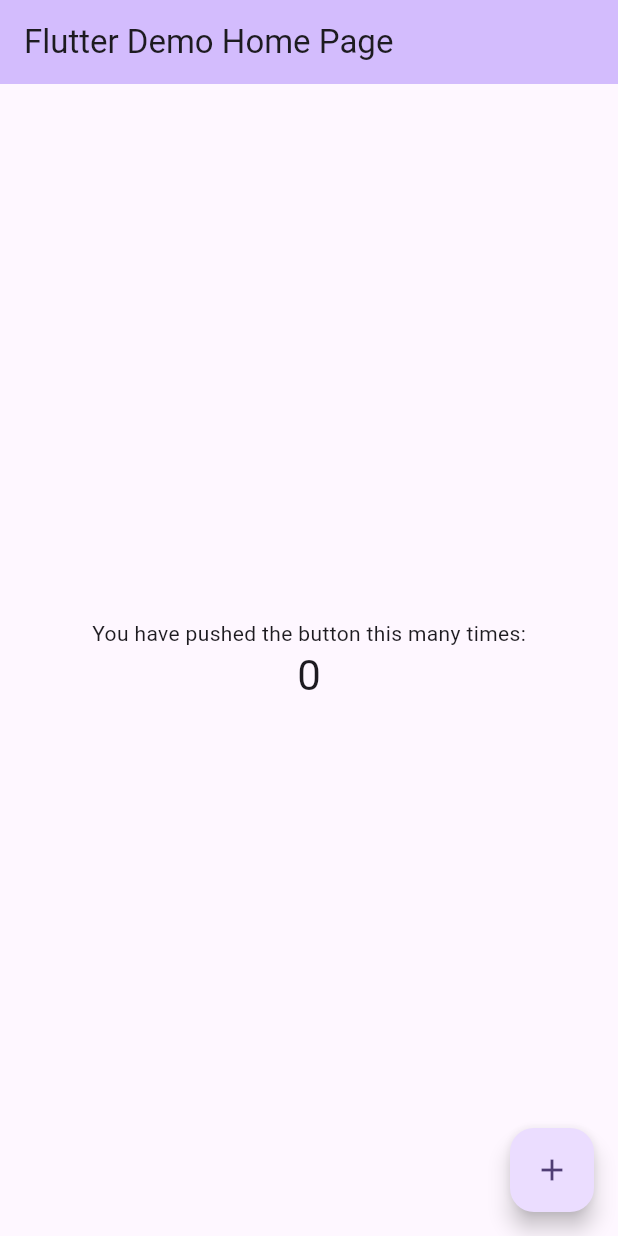
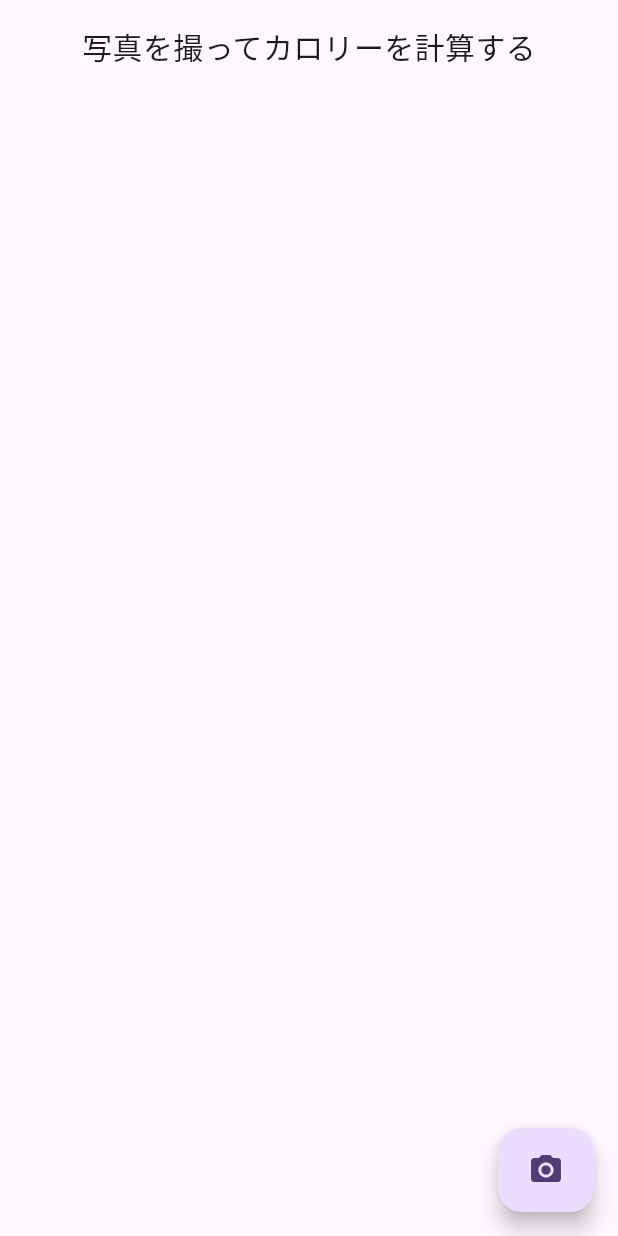
Before and after one commit to tm-hirai/flutter_amplify_bedrock, a Flutter app: the screen it shows after launch, on a phone screen of 412 x 824 dp. Run offline on Flutter 3.47's test engine with Material 3 defaults, Android fonts, the phone set to English and light mode, and no system bars; our stand-ins replace camera, permission_handler; missing offline and left inert: amplify_api, amplify_flutter.

Commit message:
写真を撮ってAPI呼び出し

```diff
--- /dev/null
+++ b/lib/home_screen.dart
@@ -0,0 +1,141 @@
+import 'dart:convert';
+import 'dart:ui' as ui;
+
+import 'package:amplify_flutter/amplify_flutter.dart';
+import 'package:flutter/material.dart';
+import 'package:image/image.dart' as img;
+
+const graphQLDocument = '''
+  query calorieCalculation(\$base64String: String!) {
+    calorieCalculation(base64String: \$base64String)
+  }
+''';
+
+class HomeScreen extends StatefulWidget {
+  const HomeScreen({super.key});
+
+  @override
+  State<HomeScreen> createState() => _HomeScreenState();
+}
+
+class _HomeScreenState extends State<HomeScreen> {
+  img.Image? _image;
+  Map<String, dynamic>? _response;
+  bool _isLoading = false;
+
+  // 画像ファイルを表示するための関数
+  // https://github.com/brendan-duncan/image/blob/9edfa0e54d70d8c03effe61b18bdd70ff01ccf7b/doc/flutter.md#convert-a-dart-image-library-image-to-a-flutter-ui-image
+  Future<ui.Image> convertImageToFlutterUi(img.Image image) async {
+    if (image.format != img.Format.uint8 || image.numChannels != 4) {
+      final cmd = img.Command()
+        ..image(image)
+        ..convert(format: img.Format.uint8, numChannels: 4);
+      final rgba8 = await cmd.getImageThread();
+      if (rgba8 != null) {
+        image = rgba8;
+      }
+    }
+
+    ui.ImmutableBuffer buffer =
+        await ui.ImmutableBuffer.fromUint8List(image.toUint8List());
+
+    ui.ImageDescriptor id = ui.ImageDescriptor.raw(buffer,
+        height: image.height,
+        width: image.width,
+        pixelFormat: ui.PixelFormat.rgba8888);
+
+    ui.Codec codec = await id.instantiateCodec(
+        targetHeight: image.height, targetWidth: image.width);
+
+    ui.FrameInfo fi = await codec.getNextFrame();
+    ui.Image uiImage = fi.image;
+
+    return uiImage;
+  }
+
+  @override
+  Widget build(BuildContext context) {
+    return Scaffold(
+      floatingActionButton: FloatingActionButton.extended(
+          onPressed: () async {
+            _image = await Navigator.pushNamed(context, "/camera") as img.Image;
+            setState(() {
+              _response = null;
+            });
+          },
+          label: const Icon(Icons.camera_alt)),
+      body: SafeArea(
+        child: Padding(
+          padding: const EdgeInsets.all(16.0),
+          child: Column(
+            children: [
+              _image != null
+                  ? FutureBuilder(
+                      future: convertImageToFlutterUi(_image!),
+                      builder: (context, snapshot) {
+                        if (snapshot.connectionState ==
+                            ConnectionState.waiting) {
+                          return const CircularProgressIndicator();
+                        }
+                        return RawImage(image: snapshot.data as ui.Image);
+                      })
+                  : const Center(
+                      child: Text("写真を撮ってカロリーを計算する",
+                          style: TextStyle(fontSize: 20))),
+              const SizedBox(
+                height: 20,
+              ),
+              if (_image != null)
+                ElevatedButton(
+                    onPressed: () async {
+                      setState(() {
+                        _isLoading = true;
+                      });
+                      // jpg形式でbase64エンコード
+                      final base64String = base64Encode(img.encodeJpg(_image!));
+                      final request = GraphQLRequest<String>(
+                          document: graphQLDocument,
+                          variables: <String, String>{
+                            "base64String": base64String
+                          },
+                          authorizationMode: APIAuthorizationType.apiKey);
+
+                      final response =
+                          await Amplify.API.query(request: request).response;
+                      Map<String, dynamic> jsonMap =
+                          json.decode(response.data!);
+
+                      setState(() {
+                        _isLoading = false;
+                        _response = json.decode(jsonMap["calorieCalculation"]);
+                      });
+                    },
+                    child: const Text('Upload')),
+              if (_isLoading) const CircularProgressIndicator(),
+              if (_response != null)
+                Column(
+                  children: [
+                    const SizedBox(
+                      height: 40,
+                    ),
+                    Text(
+                      "${_response!["food"]}",
+                      style: const TextStyle(
+                        fontSize: 30,
+                      ),
+                    ),
+                    Text(
+                      "${_response!["calorie"]} kcal",
+                      style: const TextStyle(
+                        fontSize: 20,
+                      ),
+                    ),
+                  ],
+                )
+            ],
+          ),
+        ),
+      ),
+    );
+  }
+}
--- a/lib/main.dart
+++ b/lib/main.dart
@@ -1,125 +1,55 @@
+import 'package:amplify_api/amplify_api.dart';
+import 'package:amplify_flutter/amplify_flutter.dart';
+import 'package:camera/camera.dart';
 import 'package:flutter/material.dart';
+import 'package:flutter_amplify_bedrock/amplifyconfiguration.dart';
+import 'package:flutter_amplify_bedrock/camera_screen.dart';
+import 'package:flutter_amplify_bedrock/home_screen.dart';
+import 'package:permission_handler/permission_handler.dart';
 
-void main() {
-  runApp(const MyApp());
+void main() async {
+  try {
+    WidgetsFlutterBinding.ensureInitialized();
+    await _configureAmplify();
+
+    await Permission.camera.request();
+    final cameras = await availableCameras();
+    runApp(MyApp(
+      cameras: cameras,
+    ));
+  } on AmplifyException catch (e) {
+    runApp(Text("Error configuring Amplify: ${e.message}"));
+  }
+}
+
+Future<void> _configureAmplify() async {
+  try {
+    await Amplify.addPlugin(AmplifyAPI());
+    await Amplify.configure(amplifyConfig);
+    safePrint('Successfully configured');
+  } on Exception catch (e) {
+    safePrint('Error configuring Amplify: $e');
+  }
 }
 
 class MyApp extends StatelessWidget {
-  const MyApp({super.key});
+  const MyApp({super.key, required this.cameras});
 
-  // This widget is the root of your application.
+  final List<CameraDescription> cameras;
+
   @override
   Widget build(BuildContext context) {
     return MaterialApp(
       title: 'Flutter Demo',
       theme: ThemeData(
-        // This is the theme of your application.
-        //
-        // TRY THIS: Try running your application with "flutter run". You'll see
-        // the application has a purple toolbar. Then, without quitting the app,
-        // try changing the seedColor in the colorScheme below to Colors.green
-        // and then invoke "hot reload" (save your changes or press the "hot
-        // reload" button in a Flutter-supported IDE, or press "r" if you used
-        // the command line to start the app).
-        //
-        // Notice that the counter didn't reset back to zero; the application
-        // state is not lost during the reload. To reset the state, use hot
-        // restart instead.
-        //
-        // This works for code too, not just values: Most code changes can be
-        // tested with just a hot reload.
         colorScheme: ColorScheme.fromSeed(seedColor: Colors.deepPurple),
         useMaterial3: true,
       ),
-      home: const MyHomePage(title: 'Flutter Demo Home Page'),
+      initialRoute: "/",
+      routes: {
+        '/': (context) => const HomeScreen(),
+        "/camera": (context) => CameraScreen(cameras: cameras),
+      },
     );
   }
 }
-
-class MyHomePage extends StatefulWidget {
-  const MyHomePage({super.key, required this.title});
-
-  // This widget is the home page of your application. It is stateful, meaning
-  // that it has a State object (defined below) that contains fields that affect
-  // how it looks.
-
-  // This class is the configuration for the state. It holds the values (in this
-  // case the title) provided by the parent (in this case the App widget) and
-  // used by the build method of the State. Fields in a Widget subclass are
-  // always marked "final".
-
-  final String title;
-
-  @override
-  State<MyHomePage> createState() => _MyHomePageState();
-}
-
-class _MyHomePageState extends State<MyHomePage> {
-  int _counter = 0;
-
-  void _incrementCounter() {
-    setState(() {
-      // This call to setState tells the Flutter framework that something has
-      // changed in this State, which causes it to rerun the build method below
-      // so that the display can reflect the updated values. If we changed
-      // _counter without calling setState(), then the build method would not be
-      // called again, and so nothing would appear to happen.
-      _counter++;
-    });
-  }
-
-  @override
-  Widget build(BuildContext context) {
-    // This method is rerun every time setState is called, for instance as done
-    // by the _incrementCounter method above.
-    //
-    // The Flutter framework has been optimized to make rerunning build methods
-    // fast, so that you can just rebuild anything that needs updating rather
-    // than having to individually change instances of widgets.
-    return Scaffold(
-      appBar: AppBar(
-        // TRY THIS: Try changing the color here to a specific color (to
-        // Colors.amber, perhaps?) and trigger a hot reload to see the AppBar
-        // change color while the other colors stay the same.
-        backgroundColor: Theme.of(context).colorScheme.inversePrimary,
-        // Here we take the value from the MyHomePage object that was created by
-        // the App.build method, and use it to set our appbar title.
-        title: Text(widget.title),
-      ),
-      body: Center(
-        // Center is a layout widget. It takes a single child and positions it
-        // in the middle of the parent.
-        child: Column(
-          // Column is also a layout widget. It takes a list of children and
-          // arranges them vertically. By default, it sizes itself to fit its
-          // children horizontally, and tries to be as tall as its parent.
-          //
-          // Column has various properties to control how it sizes itself and
-          // how it positions its children. Here we use mainAxisAlignment to
-          // center the children vertically; the main axis here is the vertical
-          // axis because Columns are vertical (the cross axis would be
-          // horizontal).
-          //
-          // TRY THIS: Invoke "debug painting" (choose the "Toggle Debug Paint"
-          // action in the IDE, or press "p" in the console), to see the
-          // wireframe for each widget.
-          mainAxisAlignment: MainAxisAlignment.center,
-          children: <Widget>[
-            const Text(
-              'You have pushed the button this many times:',
-            ),
-            Text(
-              '$_counter',
-              style: Theme.of(context).textTheme.headlineMedium,
-            ),
-          ],
-        ),
-      ),
-      floatingActionButton: FloatingActionButton(
-        onPressed: _incrementCounter,
-        tooltip: 'Increment',
-        child: const Icon(Icons.add),
-      ), // This trailing comma makes auto-formatting nicer for build methods.
-    );
-  }
-}
--- a/pubspec.yaml
+++ b/pubspec.yaml
@@ -37,6 +37,9 @@ dependencies:
   cupertino_icons: ^1.0.6
   amplify_api: ^2.1.0
   amplify_flutter: ^2.1.0
+  camera: ^0.11.0+1
+  permission_handler: ^11.3.1
+  image: ^4.2.0
 
 dev_dependencies:
   flutter_test:
```
Also changed, not shown: lib/camera_screen.dart (added, +77 -0 lines), pubspec.lock, 7 other files.
